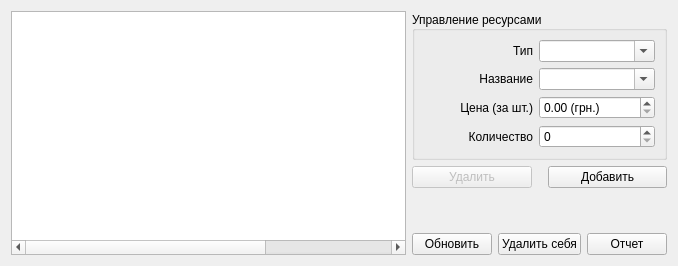
This is esupplier.ui in werwolf/ExLibris as Qt 5 draws it before an edit. The edited form follows.
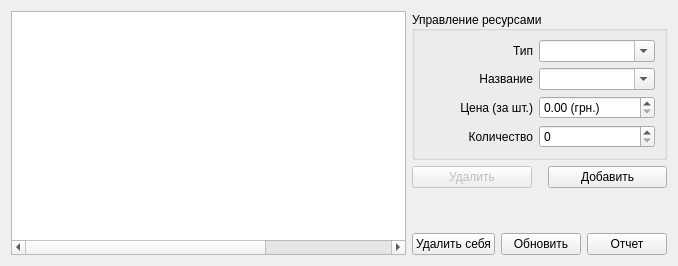
This is the edited form.

```diff
--- a/esupplier.ui
+++ b/esupplier.ui
@@ -257,16 +257,16 @@
      <item>
       <layout class="QHBoxLayout" name="horizontalLayout">
        <item>
-        <widget class="QPushButton" name="update_btn">
+        <widget class="QPushButton" name="self_destruct_btn">
          <property name="text">
-          <string>Обновить</string>
+          <string>Удалить себя</string>
          </property>
         </widget>
        </item>
        <item>
-        <widget class="QPushButton" name="self_destruct_btn">
+        <widget class="QPushButton" name="update_btn">
          <property name="text">
-          <string>Удалить себя</string>
+          <string>Обновить</string>
          </property>
         </widget>
        </item>
```
